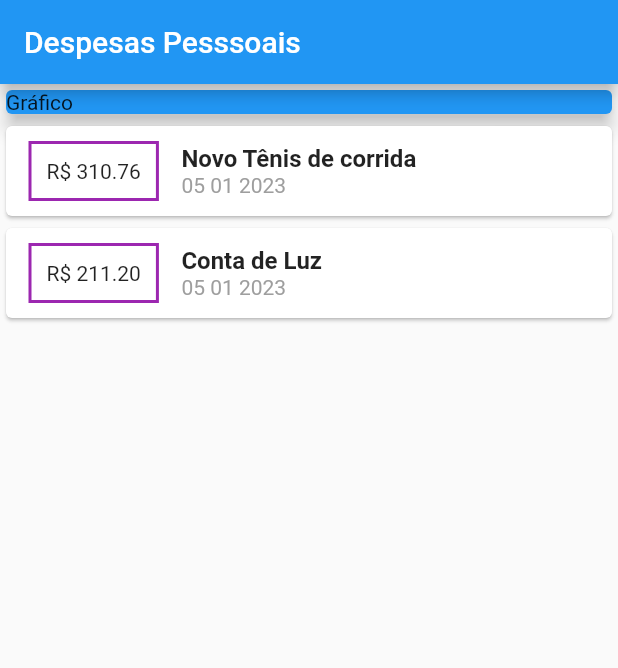
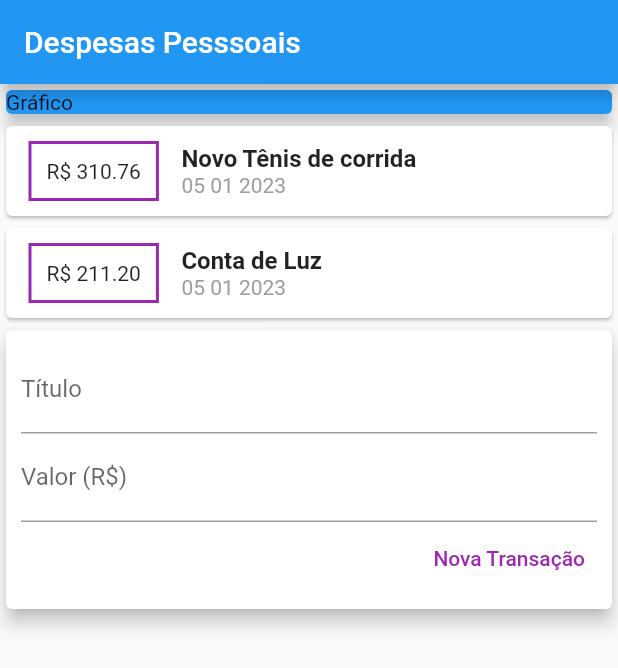
Before and after one commit to fercguerra/despesas_pessoais, a Flutter app: the screen it shows after launch, on a phone screen of 412 x 824 dp. Shown: the top 668 px of the screen. Run offline on Flutter 3.47's test engine with Material 2 defaults, Android fonts, the phone set to English and light mode, and no system bars.

Commit message:
TextField

```diff
--- a/lib/main.dart
+++ b/lib/main.dart
@@ -36,8 +36,7 @@ class MyHomepage extends StatelessWidget {
         title: Text('Despesas Pesssoais'),
       ),
       body: Column(
-        mainAxisAlignment: MainAxisAlignment.start,
-        crossAxisAlignment: CrossAxisAlignment.center,
+        crossAxisAlignment: CrossAxisAlignment.stretch,
         children: <Widget>[
           Container(
             width: double.infinity,
@@ -90,6 +89,40 @@ class MyHomepage extends StatelessWidget {
               ),
             );
           }).toList()),
+          Card(
+            elevation: 5,
+            child: Padding(
+              padding: const EdgeInsets.all(10.0),
+              child: Column(
+                children: <Widget>[
+                  TextField(
+                    decoration: InputDecoration(
+                      labelText: 'Título',
+                    ),
+                  ),
+                  TextField(
+                    decoration: InputDecoration(
+                      labelText: 'Valor (R\$)',
+                    ),
+                  ),
+                  Row(
+                    mainAxisAlignment: MainAxisAlignment.end,
+                    children: [
+                      TextButton(
+                        child: const Text(
+                          'Nova Transação',
+                          style: TextStyle(
+                            color: Colors.purple,
+                          ),
+                        ),
+                        onPressed: () {},
+                      ),
+                    ],
+                  ),
+                ],
+              ),
+            ),
+          ),
         ],
       ),
     );
```
